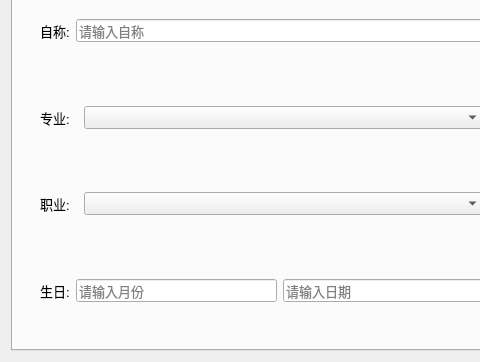
Above: Windows/CreateLead.ui from 000Game000/MYGAME before the change; both pictures show x 0 to 480 and y 238 to 600 of the 800 by 600 pixel window. Below: the same form after it.
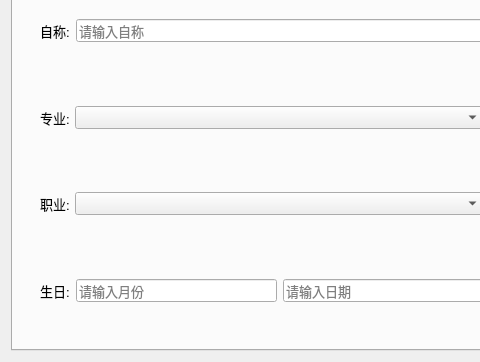
That is the form after the change. Custom widgets are drawn as their Qt base class.

What changed in the file:
```diff
--- a/Windows/CreateLead.ui
+++ b/Windows/CreateLead.ui
@@ -202,7 +202,7 @@
               <widget class="QLabel" name="MajorLable">
                <property name="maximumSize">
                 <size>
-                 <width>38</width>
+                 <width>29</width>
                  <height>21</height>
                 </size>
                </property>
@@ -253,7 +253,7 @@
               <widget class="QLabel" name="OccupationLable">
                <property name="maximumSize">
                 <size>
-                 <width>38</width>
+                 <width>29</width>
                  <height>21</height>
                 </size>
                </property>
```
